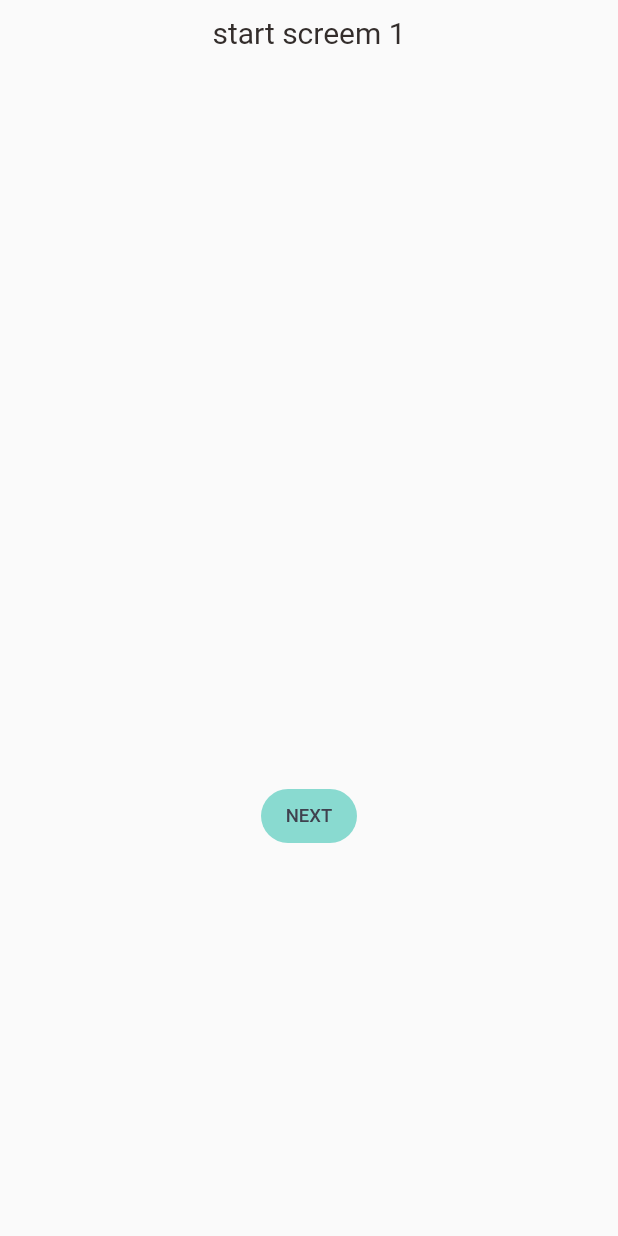
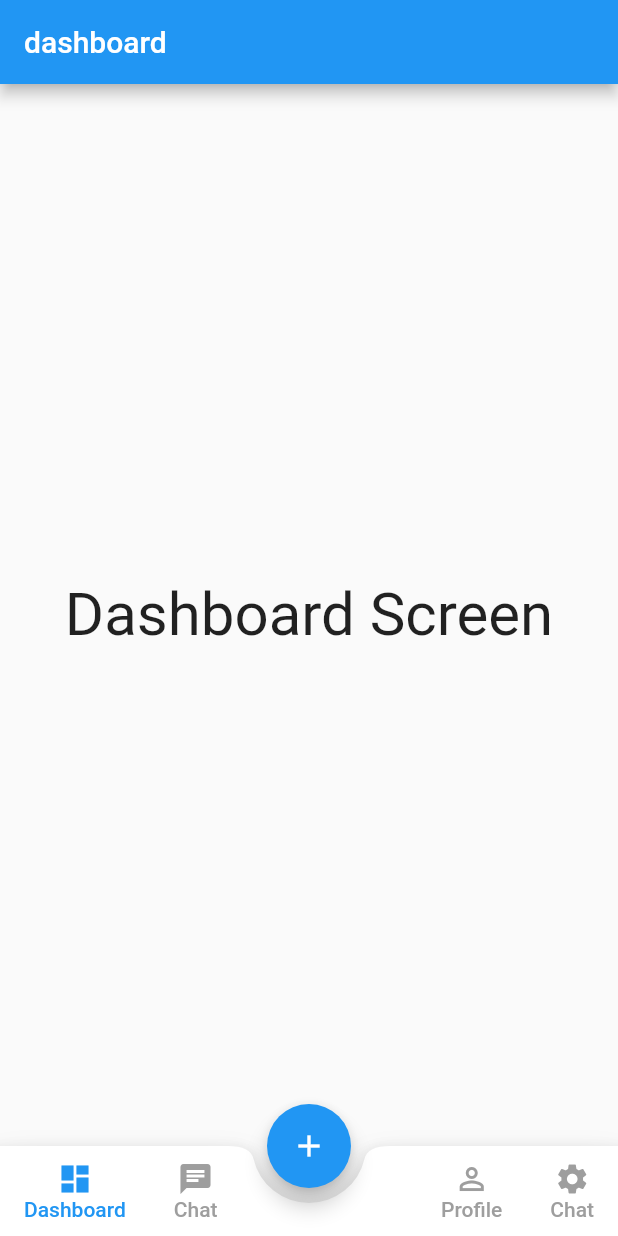
Before and after one commit to hoangtienbo001/my_demo_flutter, a Flutter app: the screen it shows after launch, on a phone screen of 412 x 824 dp. Run offline on Flutter 3.47's test engine with Material 2 defaults, Android fonts, the phone set to English and light mode, and no system bars; Roboto replaces fonts that are missing (HelveticaNeue).

Commit message:
bottom tabbar

```diff
--- a/lib/main.dart
+++ b/lib/main.dart
@@ -1,7 +1,11 @@
 //--no-sound-null-safety
+import 'package:demo1_flutter/screems/chat/chat.dart';
+import 'package:demo1_flutter/screems/dashboard/dashboard.dart';
 import 'package:demo1_flutter/screems/home/home.dart';
 import 'package:demo1_flutter/screems/park/park_detail_1.dart';
 import 'package:demo1_flutter/screems/park/park_list.dart';
+import 'package:demo1_flutter/screems/profile/profile.dart';
+import 'package:demo1_flutter/screems/setting/setting.dart';
 import 'package:flutter/material.dart';
 
 import 'screems/startScreen/start1.dart';
@@ -14,6 +18,144 @@ void main() {
   // );
   runApp(const MyApp());
   // var myCustomObject = ParkingDetailScreem();
+}
+
+class HomePages extends StatefulWidget {
+  const HomePages({super.key});
+
+  @override
+  State<HomePages> createState() => _HomePagesState();
+}
+
+class _HomePagesState extends State<HomePages> {
+  int currentTab = 0;
+  final List<Widget> screens = [Dashboard(), Chat(), Profile(), Setting()];
+  final PageStorageBucket bucket = PageStorageBucket();
+  Widget currentScreen = Dashboard();
+
+  @override
+  Widget build(BuildContext context) {
+    return Scaffold(
+      body: PageStorage(
+        child: currentScreen,
+        bucket: bucket,
+      ),
+      floatingActionButton: FloatingActionButton(
+        child: Icon(Icons.add),
+        // button o giua
+        onPressed: () {},
+      ),
+      floatingActionButtonLocation: FloatingActionButtonLocation.centerDocked,
+      bottomNavigationBar: BottomAppBar(
+        shape: CircularNotchedRectangle(),
+        notchMargin: 10,
+        child: Container(
+          height: 60,
+          child: Row(
+            mainAxisAlignment: MainAxisAlignment.spaceBetween,
+            children: [
+              Row(
+                crossAxisAlignment: CrossAxisAlignment.start,
+                children: [
+                  MaterialButton(
+                    onPressed: () {
+                      setState(() {
+                        currentScreen=Dashboard();
+                        currentTab=0;
+                      });
+                    },
+                    minWidth: 40,
+                    child: Column(
+                      mainAxisAlignment: MainAxisAlignment.center,
+                      children: [
+                        Icon(
+                          Icons.dashboard,
+                          color: currentTab == 0 ? Colors.blue : Colors.grey,
+                        ),
+                        Text('Dashboard',style: TextStyle(
+                          color: currentTab ==0?Colors.blue:Colors.grey
+                        ),)
+                      ],
+                    ),
+                  ),
+                  MaterialButton(
+                    onPressed: () {
+                      setState(() {
+                        currentScreen=Chat();
+                        currentTab=1;
+                      });
+                    },
+                    minWidth: 40,
+                    child: Column(
+                      mainAxisAlignment: MainAxisAlignment.center,
+                      children: [
+                        Icon(
+                          Icons.chat,
+                          color: currentTab == 1 ? Colors.blue : Colors.grey,
+                        ),
+                        Text('Chat',style: TextStyle(
+                          color: currentTab ==1?Colors.blue:Colors.grey
+                        ),)
+                      ],
+                    ),
+                  )
+
+                ],
+              ),
+              Row(
+                crossAxisAlignment: CrossAxisAlignment.start,
+                children: [
+                  MaterialButton(
+                    onPressed: () {
+                      setState(() {
+                        currentScreen=Profile();
+                        currentTab=2;
+                      });
+                    },
+                    minWidth: 40,
+                    child: Column(
+                      mainAxisAlignment: MainAxisAlignment.center,
+                      children: [
+                        Icon(
+                          Icons.person_outline,
+                          color: currentTab == 2 ? Colors.blue : Colors.grey,
+                        ),
+                        Text('Profile',style: TextStyle(
+                          color: currentTab ==2?Colors.blue:Colors.grey
+                        ),)
+                      ],
+                    ),
+                  ),
+                  MaterialButton(
+                    onPressed: () {
+                      setState(() {
+                        currentScreen=Setting();
+                        currentTab=3;
+                      });
+                    },
+                    minWidth: 40,
+                    child: Column(
+                      mainAxisAlignment: MainAxisAlignment.center,
+                      children: [
+                        Icon(
+                          Icons.settings,
+                          color: currentTab == 3 ? Colors.blue : Colors.grey,
+                        ),
+                        Text('Chat',style: TextStyle(
+                          color: currentTab ==3?Colors.blue:Colors.grey
+                        ),)
+                      ],
+                    ),
+                  )
+
+                ],
+              )
+            ],
+          ),
+        ),
+      ),
+    );
+  }
 }
 
 class MyApp extends StatelessWidget {
@@ -29,17 +171,14 @@ class MyApp extends StatelessWidget {
       theme: ThemeData(
         primarySwatch: Colors.blue,
       ),
-      home: ParkDetail1(),
-      initialRoute: '$Start1',
-      routes: {
-        // '$GetStartedPage': (_) => const GetStartedPage(),
-        // '$ChooseTopicPage': (_) => const ChooseTopicPage(),
-        // '$RemindersPage': (_) => const RemindersPage(),
-        '$Home': (_) => const Home(),
-        '$Start1': (_) => const Start1(),
-        '$Start2': (_) => const Start2(),
-        '$Parklist': (_) => const Parklist(),
-      },
+      home: HomePages(),
+      // initialRoute: '$Start1',
+      // routes: {
+      //   '$Home': (_) => const Home(),
+      //   '$Start1': (_) => const Start1(),
+      //   '$Start2': (_) => const Start2(),
+      //   '$Parklist': (_) => const Parklist(),
+      // },
     );
   }
 }
--- /dev/null
+++ b/lib/screems/chat/chat.dart
@@ -0,0 +1,22 @@
+
+
+import 'package:flutter/material.dart';
+import 'package:flutter/src/widgets/container.dart';
+import 'package:flutter/src/widgets/framework.dart';
+
+class Chat extends StatefulWidget {
+  const Chat({super.key});
+
+  @override
+  State<Chat> createState() => _ChatState();
+}
+
+class _ChatState extends State<Chat> {
+  @override
+  Widget build(BuildContext context) {
+    return Scaffold(
+      appBar: AppBar(title: Text('chat')),
+      body: Center(child: Text('Chat Screen',style: TextStyle(fontSize: 40),)),
+    );
+  }
+}
--- /dev/null
+++ b/lib/screems/dashboard/dashboard.dart
@@ -0,0 +1,20 @@
+import 'package:flutter/material.dart';
+import 'package:flutter/src/widgets/container.dart';
+import 'package:flutter/src/widgets/framework.dart';
+
+class Dashboard extends StatefulWidget {
+  const Dashboard({super.key});
+
+  @override
+  State<Dashboard> createState() => _DashboardState();
+}
+
+class _DashboardState extends State<Dashboard> {
+  @override
+  Widget build(BuildContext context) {
+     return Scaffold(
+      appBar: AppBar(title: Text('dashboard')),
+      body: Center(child: Text('Dashboard Screen',style: TextStyle(fontSize: 40),)),
+    );
+  }
+}
--- /dev/null
+++ b/lib/screems/profile/profile.dart
@@ -0,0 +1,20 @@
+import 'package:flutter/material.dart';
+import 'package:flutter/src/widgets/container.dart';
+import 'package:flutter/src/widgets/framework.dart';
+
+class Profile extends StatefulWidget {
+  const Profile({super.key});
+
+  @override
+  State<Profile> createState() => _ProfileState();
+}
+
+class _ProfileState extends State<Profile> {
+  @override
+  Widget build(BuildContext context) {
+    return Scaffold(
+      appBar: AppBar(title: Text('proflie')),
+      body: Center(child: Text('Profile Screen',style: TextStyle(fontSize: 40),)),
+    );
+  }
+}
--- /dev/null
+++ b/lib/screems/setting/setting.dart
@@ -0,0 +1,20 @@
+import 'package:flutter/material.dart';
+import 'package:flutter/src/widgets/container.dart';
+import 'package:flutter/src/widgets/framework.dart';
+
+class Setting extends StatefulWidget {
+  const Setting({super.key});
+
+  @override
+  State<Setting> createState() => _SettingState();
+}
+
+class _SettingState extends State<Setting> {
+  @override
+  Widget build(BuildContext context) {
+    return Scaffold(
+      appBar: AppBar(title: Text('setting')),
+      body: Center(child: Text('Setting Screen',style: TextStyle(fontSize: 40),)),
+    );
+  }
+}
```
